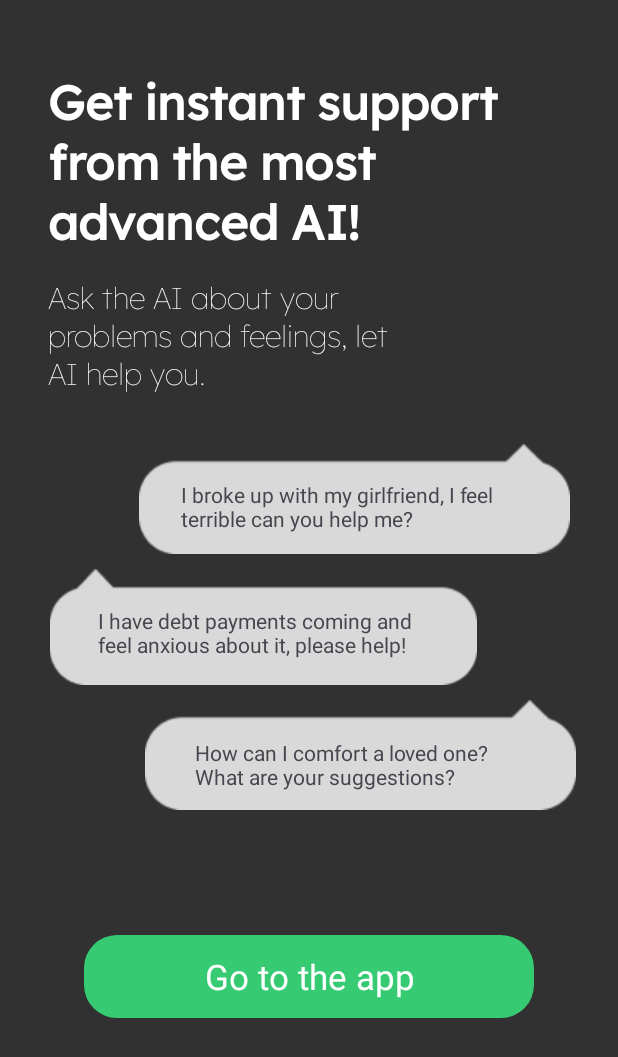
After one commit to FatihUtkuKara/ThePsychologist, an Android app: the GuideActivity screen opened directly, with no data from a screen before it, on a phone screen of 412 x 824 dp. The commit adds this screen. Shown: the top 1057 px of the screen. Run offline under Robolectric (Android 15) with nearby library versions, the phone set to English and light mode, and no system bars.

Commit message:
GuiActivity UI design

```diff
--- a/app/src/main/AndroidManifest.xml
+++ b/app/src/main/AndroidManifest.xml
@@ -5,7 +5,6 @@
     <uses-permission android:name="android.permission.INTERNET" />
     <uses-permission android:name="android.permission.ACCESS_NETWORK_STATE" />
     <uses-permission android:name="com.android.vending.BILLING" />
-
 
     <application
         android:allowBackup="true"
@@ -17,6 +16,9 @@
         android:supportsRtl="true"
         android:theme="@style/Theme.ThePsychologist"
         tools:targetApi="31">
+        <activity
+            android:name=".GuideActivity"
+            android:exported="false" />
         <activity
             android:name=".HistoryActivity"
             android:exported="false" />
--- /dev/null
+++ b/app/src/main/java/com/example/thepsychologist/GuideActivity.kt
@@ -0,0 +1,37 @@
+package com.example.thepsychologist
+
+import android.content.Context
+import android.content.Intent
+import androidx.appcompat.app.AppCompatActivity
+import android.os.Bundle
+import android.widget.TextView
+
+class GuideActivity : AppCompatActivity() {
+    companion object {
+        private lateinit var mContext: Context
+
+        fun initializeContext(context: Context) {
+            mContext = context
+        }
+    }
+    private lateinit var goToAppButton: TextView
+    override fun onCreate(savedInstanceState: Bundle?) {
+        super.onCreate(savedInstanceState)
+        setContentView(R.layout.activity_guide)
+        initialize()
+
+        goToAppButton = findViewById(R.id.goToAppButton)
+
+        goToAppButton.setOnClickListener{
+
+            val intent = Intent(mContext, PayActivity::class.java)
+            intent.putExtra("start","start" )
+            mContext.startActivity(intent)
+            overridePendingTransition(R.anim.slide_left, R.anim.no_animation)
+        }
+    }
+
+    private fun initialize() {
+        initializeContext(this)
+    }
+}
--- a/app/src/main/java/com/example/thepsychologist/PayActivity.kt
+++ b/app/src/main/java/com/example/thepsychologist/PayActivity.kt
@@ -4,7 +4,6 @@ import android.content.Context
 import android.content.Intent
 import androidx.appcompat.app.AppCompatActivity
 import android.os.Bundle
-import android.widget.Button
 import android.widget.TextView
 import com.android.billingclient.api.*
 class PayActivity : AppCompatActivity() {
@@ -75,7 +74,7 @@ class PayActivity : AppCompatActivity() {
                 purchaseProduct(productIds[1])
             }
 
-            findViewById<TextView>(R.id.lifetimeButton).setOnClickListener {
+            findViewById<TextView>(R.id.goToAppButton).setOnClickListener {
                 purchaseProduct(productIds[2])
             }
         }
--- a/app/src/main/java/com/example/thepsychologist/StartActivity.kt
+++ b/app/src/main/java/com/example/thepsychologist/StartActivity.kt
@@ -25,7 +25,7 @@ class StartActivity : AppCompatActivity() {
 
         skipButton.setOnClickListener{
 
-            val intent = Intent(mContext, PayActivity::class.java)
+            val intent = Intent(mContext, GuideActivity::class.java)
             intent.putExtra("start","start" )
             mContext.startActivity(intent)
             overridePendingTransition(R.anim.slide_left, R.anim.no_animation)
--- a/app/src/main/res/drawable/rounded_pay_button_corner_gray.xml
+++ b/app/src/main/res/drawable/rounded_pay_button_corner_gray.xml
@@ -1,6 +1,6 @@
 <?xml version="1.0" encoding="utf-8"?>
 <shape xmlns:android="http://schemas.android.com/apk/res/android"
     android:shape="rectangle">
-    <corners android:radius="50dp" /> <!-- Yuvarlak köşe yarıçapı burada belirlenir -->
+    <corners android:radius="22dp" /> <!-- Yuvarlak köşe yarıçapı burada belirlenir -->
     <solid android:color="#B2BDB6C7" /> <!-- Arkaplan rengi -->
 </shape>
--- a/app/src/main/res/drawable/rounded_pay_button_corners.xml
+++ b/app/src/main/res/drawable/rounded_pay_button_corners.xml
@@ -1,6 +1,6 @@
 <?xml version="1.0" encoding="utf-8"?>
 <shape xmlns:android="http://schemas.android.com/apk/res/android"
     android:shape="rectangle">
-    <corners android:radius="50dp" /> <!-- Yuvarlak köşe yarıçapı burada belirlenir -->
+    <corners android:radius="22dp" /> <!-- Yuvarlak köşe yarıçapı burada belirlenir -->
     <solid android:color="#36CB72" /> <!-- Arkaplan rengi -->
 </shape>
--- /dev/null
+++ b/app/src/main/res/layout/activity_guide.xml
@@ -0,0 +1,123 @@
+<?xml version="1.0" encoding="utf-8"?>
+<androidx.constraintlayout.widget.ConstraintLayout xmlns:android="http://schemas.android.com/apk/res/android"
+    xmlns:app="http://schemas.android.com/apk/res-auto"
+    xmlns:tools="http://schemas.android.com/tools"
+    android:layout_width="match_parent"
+    android:layout_height="match_parent"
+    tools:context=".GuideActivity"
+    android:background="#313131">
+
+    <TextView
+        android:id="@+id/textView12"
+        android:layout_width="230dp"
+        android:layout_height="wrap_content"
+        android:layout_marginStart="32dp"
+        android:layout_marginTop="16dp"
+        android:fontFamily="@font/lexend_thin"
+        android:gravity="center|start"
+        android:text="Ask the AI about your problems and feelings, let AI help you."
+        android:textColor="@color/white"
+        android:textColorLink="@color/white"
+        android:textSize="20sp"
+        android:textStyle="bold"
+        app:layout_constraintStart_toStartOf="parent"
+        app:layout_constraintTop_toBottomOf="@+id/textView11" />
+
+    <TextView
+        android:id="@+id/textView11"
+        android:layout_width="327dp"
+        android:layout_height="wrap_content"
+        android:layout_marginStart="32dp"
+        android:layout_marginTop="45dp"
+        android:fontFamily="@font/lexend"
+        android:gravity="center|start"
+        android:text="Get instant support from the most advanced AI!"
+        android:textColor="@color/white"
+        android:textColorLink="@color/white"
+        android:textSize="32sp"
+        android:textStyle="bold"
+        app:layout_constraintStart_toStartOf="parent"
+        app:layout_constraintTop_toTopOf="parent" />
+
+    <ImageView
+        android:id="@+id/imageView9"
+        android:layout_width="287dp"
+        android:layout_height="77dp"
+        android:layout_marginTop="32dp"
+        android:layout_marginEnd="32dp"
+        app:layout_constraintEnd_toEndOf="parent"
+        app:layout_constraintTop_toBottomOf="@+id/textView12"
+        app:srcCompat="@drawable/user" />
+
+    <ImageView
+        android:id="@+id/imageView11"
+        android:layout_width="287dp"
+        android:layout_height="77dp"
+        android:layout_marginTop="8dp"
+        android:layout_marginEnd="28dp"
+        app:layout_constraintEnd_toEndOf="parent"
+        app:layout_constraintTop_toBottomOf="@+id/imageView10"
+        app:srcCompat="@drawable/user" />
+
+    <ImageView
+        android:id="@+id/imageView10"
+        android:layout_width="287dp"
+        android:layout_height="77dp"
+        android:layout_marginStart="32dp"
+        android:layout_marginTop="8dp"
+        app:layout_constraintStart_toStartOf="parent"
+        app:layout_constraintTop_toBottomOf="@+id/imageView9"
+        app:srcCompat="@drawable/chatwrite" />
+
+    <TextView
+        android:id="@+id/goToAppButton"
+        android:layout_width="300dp"
+        android:layout_height="55dp"
+        android:layout_marginTop="81dp"
+        android:background="@drawable/rounded_pay_button_corners"
+        android:contextClickable="true"
+        android:gravity="center"
+        android:text="Go to the app"
+        android:textColor="@color/white"
+        android:textSize="23sp"
+
+        app:layout_constraintEnd_toEndOf="parent"
+        app:layout_constraintStart_toStartOf="parent"
+        app:layout_constraintTop_toBottomOf="@+id/imageView11" />
+
+    <TextView
+        android:id="@+id/textView13"
+        android:layout_width="227dp"
+        android:layout_height="41dp"
+        android:text="I broke up with my girlfriend, I feel terrible can you help me?"
+        app:layout_constraintBottom_toBottomOf="@+id/imageView9"
+        app:layout_constraintEnd_toEndOf="@+id/imageView9"
+        app:layout_constraintHorizontal_bias="0.466"
+        app:layout_constraintStart_toStartOf="@+id/imageView9"
+        app:layout_constraintTop_toTopOf="@+id/imageView9"
+        app:layout_constraintVertical_bias="0.722" />
+
+    <TextView
+        android:id="@+id/textView14"
+        android:layout_width="227dp"
+        android:layout_height="41dp"
+        android:text="I have debt payments coming and feel anxious about it, please help!"
+        app:layout_constraintBottom_toBottomOf="@+id/imageView10"
+        app:layout_constraintEnd_toEndOf="@+id/imageView10"
+        app:layout_constraintHorizontal_bias="0.55"
+        app:layout_constraintStart_toStartOf="@+id/imageView10"
+        app:layout_constraintTop_toTopOf="@+id/imageView10"
+        app:layout_constraintVertical_bias="0.694" />
+
+    <TextView
+        android:id="@+id/textView15"
+        android:layout_width="227dp"
+        android:layout_height="wrap_content"
+        android:text="How can I comfort a loved one? What are your suggestions?"
+        app:layout_constraintBottom_toBottomOf="@+id/imageView11"
+        app:layout_constraintEnd_toEndOf="@+id/imageView11"
+        app:layout_constraintHorizontal_bias="0.55"
+        app:layout_constraintStart_toStartOf="@+id/imageView11"
+        app:layout_constraintTop_toTopOf="@+id/imageView11"
+        app:layout_constraintVertical_bias="0.658" />
+</androidx.constraintlayout.widget.ConstraintLayout>
--- a/app/src/main/res/layout/activity_pay.xml
+++ b/app/src/main/res/layout/activity_pay.xml
@@ -183,16 +183,16 @@
         app:layout_constraintTop_toBottomOf="@+id/textView10" />
 
     <TextView
-        android:id="@+id/lifetimeButton"
+        android:id="@+id/goToAppButton"
         android:layout_width="300dp"
         android:layout_height="50dp"
         android:layout_marginTop="156dp"
         android:background="@drawable/rounded_pay_button_corners"
         android:contextClickable="true"
         android:gravity="center"
-        android:text="Lifetime Purchase/14.99$"
+        android:text="Lifetime Purchase / 14.99$"
         android:textColor="@color/white"
-        android:textSize="16sp"
+        android:textSize="18sp"
         android:textStyle="bold"
         app:layout_constraintEnd_toEndOf="parent"
         app:layout_constraintHorizontal_bias="0.495"
@@ -209,7 +209,7 @@
         android:gravity="center"
         android:text="Monthly Subscription / 3.99$"
         android:textColor="@color/white"
-        android:textSize="16sp"
+        android:textSize="18sp"
         android:textStyle="bold"
         app:layout_constraintEnd_toEndOf="parent"
         app:layout_constraintHorizontal_bias="0.504"
@@ -230,7 +230,7 @@
         app:layout_constraintEnd_toEndOf="parent"
         app:layout_constraintHorizontal_bias="0.497"
         app:layout_constraintStart_toStartOf="parent"
-        app:layout_constraintTop_toBottomOf="@+id/lifetimeButton" />
+        app:layout_constraintTop_toBottomOf="@+id/goToAppButton" />
 
     <TextView
         android:id="@+id/weeklyButton"
@@ -242,7 +242,7 @@
         android:gravity="center"
         android:text="Weekly Subscription / 1.99$"
         android:textColor="@color/white"
-        android:textSize="16sp"
+        android:textSize="18sp"
         android:textStyle="bold"
         app:layout_constraintEnd_toEndOf="parent"
         app:layout_constraintHorizontal_bias="0.504"
```
Also changed, not shown: app/src/main/res/drawable/chatwrite.png (added), app/src/main/res/drawable/user.png (added).
